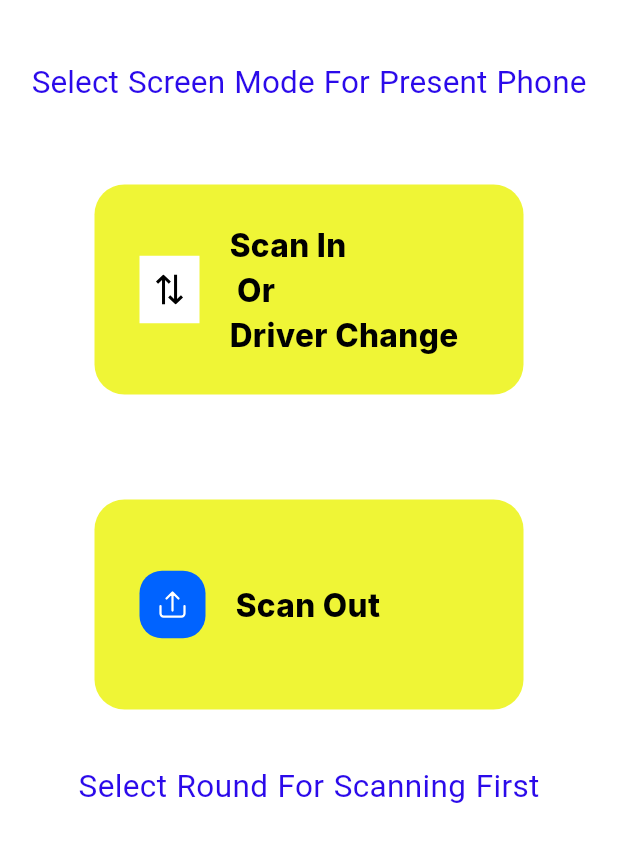
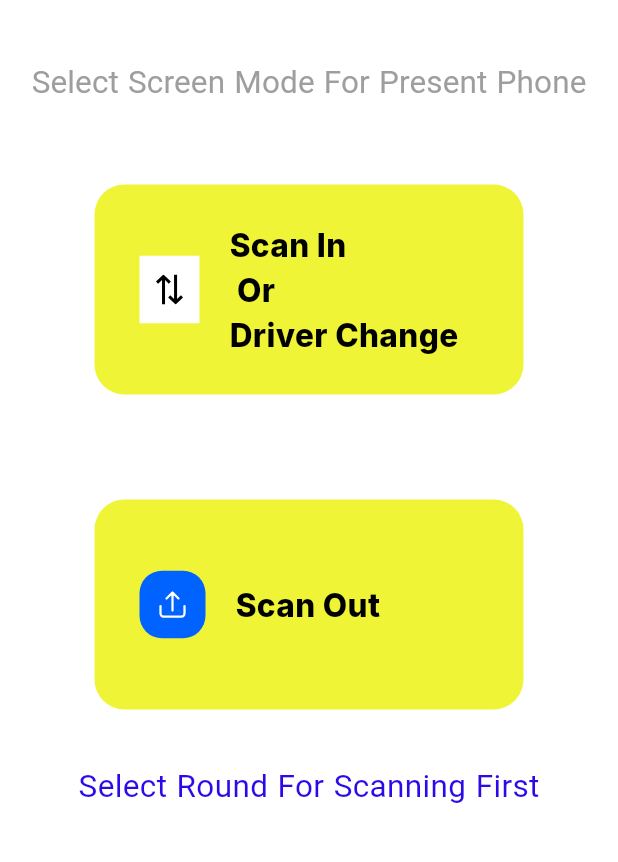
Before and after one commit to su-thiri/EK_Mobile, a Flutter app: the screen it shows after launch, after a tap on "Select Screen Mode For Present Phone", on a phone screen of 412 x 824 dp, the part 84-946 px from its top. Run offline on Flutter 3.47's test engine with Material 3 defaults, Android fonts, the phone set to English and light mode, and no system bars; our stand-ins replace flutter_svg, get, google_fonts; missing offline and left inert: mobile_scanner; Roboto replaces fonts that are missing (Itim).

Commit message:
Added for QR Integration

```diff
--- a/easy_kart_app/lib/view/home/home_page.dart
+++ b/easy_kart_app/lib/view/home/home_page.dart
@@ -1,7 +1,9 @@
 import 'package:easy_kart_app/config/app_color.dart';
 import 'package:easy_kart_app/config/app_textstyle.dart';
+import 'package:easy_kart_app/controller/home_controller.dart';
 import 'package:easy_kart_app/view/scan/scan_in_page.dart';
 import 'package:flutter/material.dart';
+import 'package:get/get.dart';
 import 'package:get/route_manager.dart';
 
 import '../scan/scan_page.dart';
@@ -12,6 +14,7 @@ class HomePage extends StatelessWidget {
 
   @override
   Widget build(BuildContext context) {
+    final apiController = Get.put(ApiController());
     return Scaffold(
       backgroundColor: Colors.white,
       appBar: AppBar(
@@ -29,12 +32,23 @@ class HomePage extends StatelessWidget {
             ),
             Padding(
                 padding: const EdgeInsets.symmetric(horizontal: 3),
-                child: TextButton(
-                  onPressed: () {},
-                  child: Text(
-                    'Select Screen Mode For Present Phone',
-                    style:
-                        AppTextStyle.selectText.copyWith(color: AppColor.blue),
+                child: Obx(
+                  () => TextButton(
+                    onPressed: apiController.isDisabled.value
+                        ? null
+                        : () {
+                            apiController.isDisabled.value = true;
+
+                            print('Button clicked!');
+                          },
+                    child: Text(
+                      'Select Screen Mode For Present Phone',
+                      style: AppTextStyle.selectText.copyWith(
+                        color: apiController.isDisabled.value
+                            ? Colors.grey
+                            : AppColor.blue,
+                      ),
+                    ),
                   ),
                 )),
             SizedBox(
```
Also changed, not shown: easy_kart_app/lib/controller/home_controller.dart (+23 -8 lines), easy_kart_app/lib/view/scan/scan_page.dart (+17 -10 lines).
